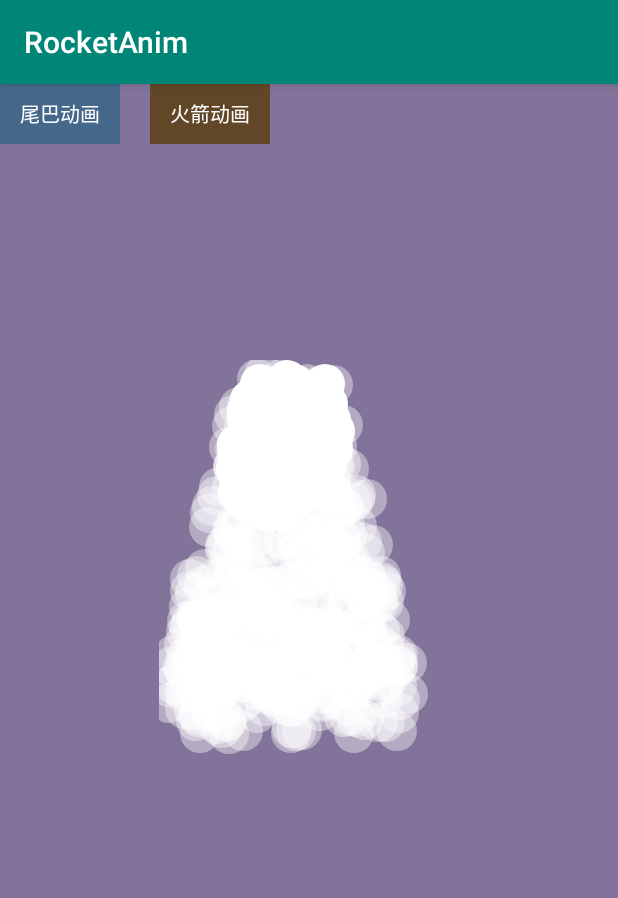
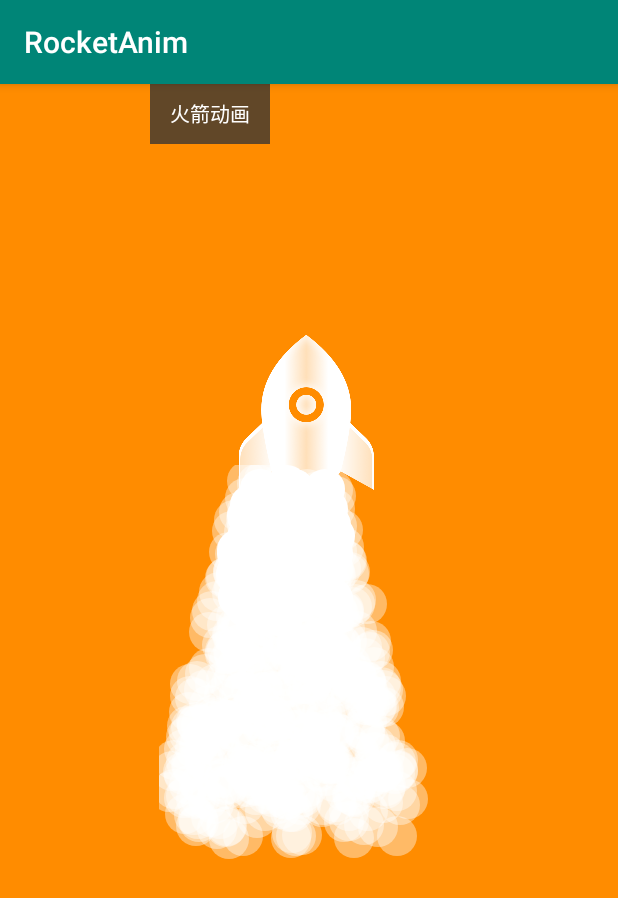
Before and after one commit to DaDaHuaHua/RocketAnim, an Android app: the RoctetDemoActivity screen opened directly, with no data from a screen before it, after a tap on "火箭动画", on a phone screen of 412 x 824 dp. Shown: the top 898 px of the screen. Run offline under Robolectric (Android 15) with nearby library versions, the phone set to English and light mode, and no system bars; 1 other tap on this screen came first.

Commit message:
提交使用示例

```diff
--- a/app/src/main/java/com/example/rocket/widget/RocketTailView.java
+++ b/app/src/main/java/com/example/rocket/widget/RocketTailView.java
@@ -103,15 +103,15 @@ public class RocketTailView extends View {
         mAlphaPoints.clear();
         int startX = mViewWidth / 2;
         int startY = mViewHeight / 8;
-        int count = 30;
+        int count = 50;
         int xRange = mViewWidth / 3;
         for (int i = 0; i < 8; i++) {
             Part partTopCenter = new Part(mViewWidth,startX, startY, count, xRange / 2, RADIUS * 2);
             partTopCenter.addRandomPoint(mViewHeight-20,mAlphaPoints);
             startY += mViewHeight / 15;
             xRange += mViewWidth / 15  ;
-            if(i>=4){
-                count+=20;
+            if(i>=5){
+                count+=10;
             }
             count+=5;
         }
--- a/app/src/main/res/layout/activity_roctet_demo.xml
+++ b/app/src/main/res/layout/activity_roctet_demo.xml
@@ -12,7 +12,7 @@
         android:id="@+id/tail_view"
         android:layout_width="200dp"
         android:layout_height="400dp"
-        android:visibility="visible"
+        android:visibility="invisible"
         app:layout_constraintBottom_toBottomOf="parent"
         app:layout_constraintLeft_toLeftOf="parent"
         app:layout_constraintRight_toRightOf="parent"
@@ -22,7 +22,7 @@
         android:id="@+id/rocket_anim_layout"
         android:layout_width="match_parent"
         android:layout_height="match_parent"
-        android:visibility="invisible"/>
+        android:visibility="visible"/>
 
 
     <TextView
@@ -34,7 +34,7 @@
         android:textSize="13sp"
         android:gravity="center"
         android:text="尾巴动画"
-        android:visibility="visible"
+        android:visibility="invisible"
         app:layout_constraintLeft_toLeftOf="parent"
         app:layout_constraintTop_toTopOf="parent"/>
 
```
